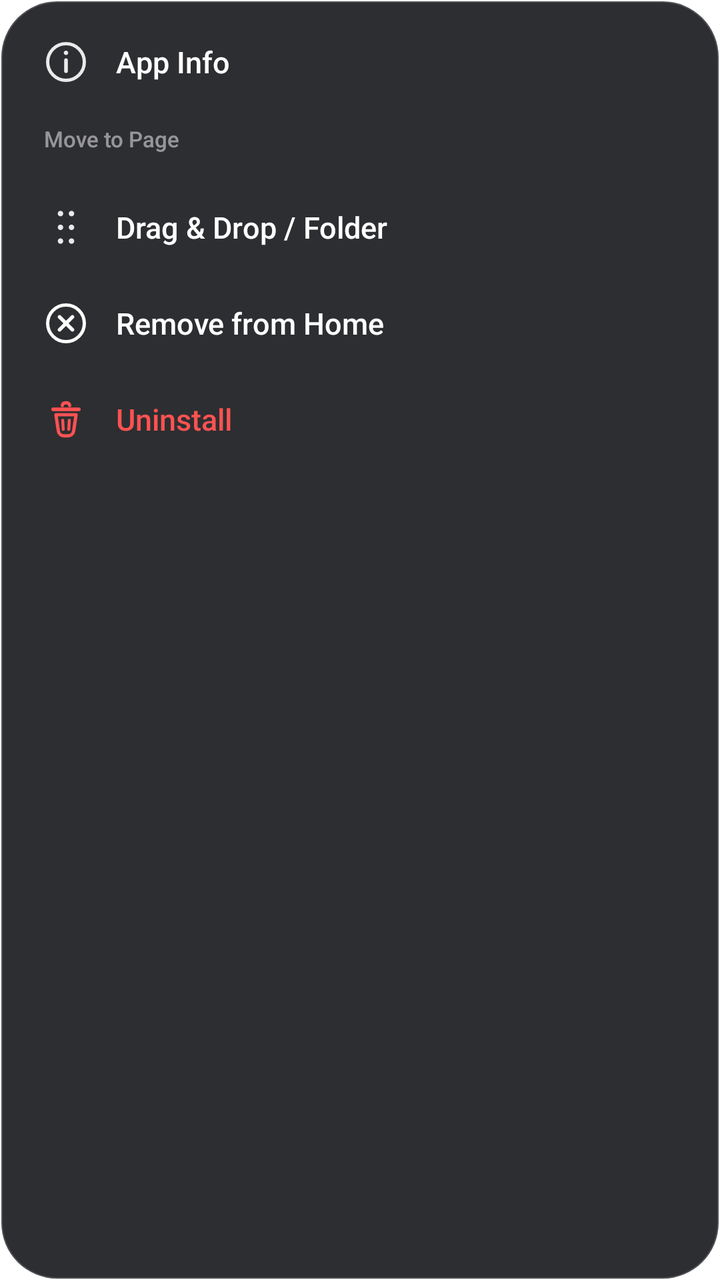
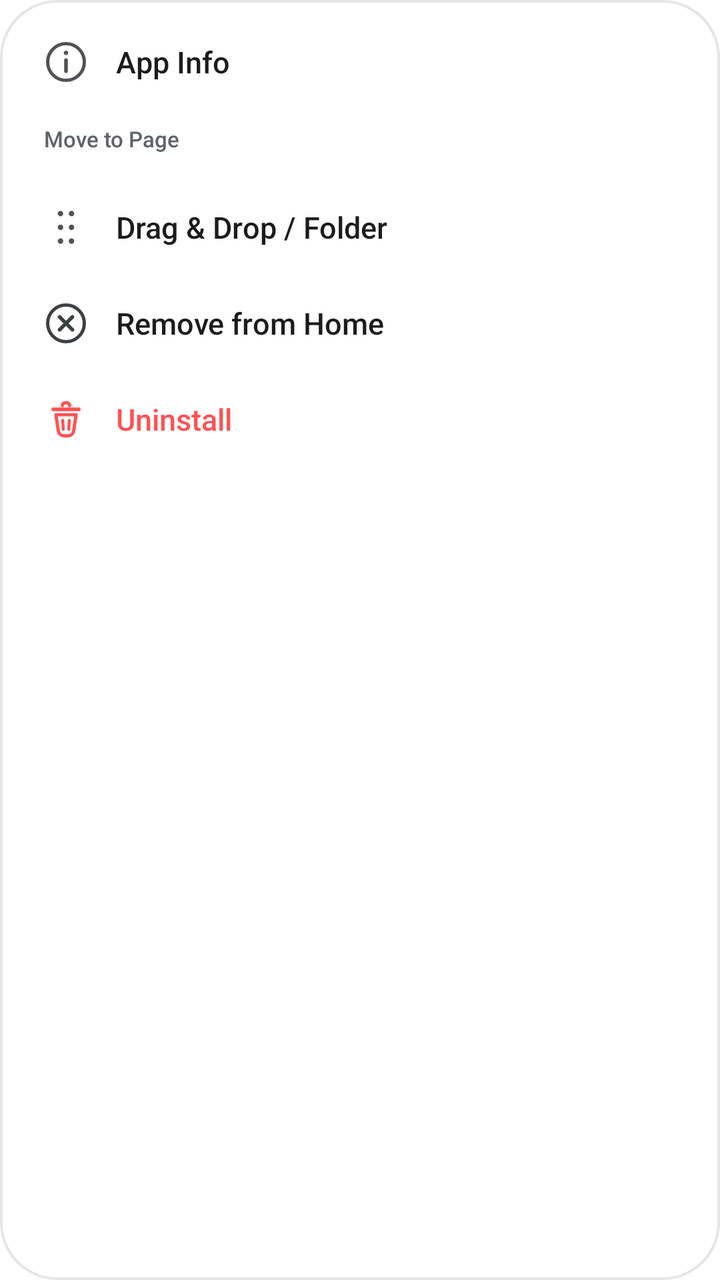

Before-and-after screenshots of an Android layout around one commit, followed by the original layout XML and the change that was made.
<!-- AndroidManifest.xml: application theme Theme.PixelLauncher -->
<!-- res/layout/popup_app_menu.xml -->
<?xml version="1.0" encoding="utf-8"?>
<LinearLayout xmlns:android="http://schemas.android.com/apk/res/android"
    android:id="@+id/popup_root"
    android:layout_width="236dp"
    android:layout_height="wrap_content"
    android:background="@drawable/popup_menu_bg"
    android:orientation="vertical"
    android:padding="8dp"
    android:elevation="20dp">

    
    <LinearLayout
        android:id="@+id/popup_item_info"
        android:layout_width="match_parent"
        android:layout_height="46dp"
        android:orientation="horizontal"
        android:gravity="center_vertical"
        android:paddingStart="14dp"
        android:paddingEnd="14dp"
        android:layout_marginBottom="2dp"
        android:background="@drawable/popup_item_bg"
        android:clickable="true"
        android:focusable="true">

        <ImageView
            android:layout_width="22dp"
            android:layout_height="22dp"
            android:src="@drawable/ic_info" />

        <TextView
            android:layout_width="wrap_content"
            android:layout_height="wrap_content"
            android:layout_marginStart="14dp"
            android:text="App Info"
            android:textColor="#FFFFFF"
            android:textSize="15sp"
            android:fontFamily="sans-serif-medium" />
    </LinearLayout>

    
    <LinearLayout
        android:id="@+id/popup_layout_move_pages"
        android:layout_width="match_parent"
        android:layout_height="wrap_content"
        android:orientation="vertical"
        android:paddingStart="14dp"
        android:paddingEnd="14dp"
        android:paddingTop="6dp"
        android:paddingBottom="6dp"
        android:layout_marginBottom="2dp">

        <TextView
            android:layout_width="wrap_content"
            android:layout_height="wrap_content"
            android:text="Move to Page"
            android:textColor="#80FFFFFF"
            android:textSize="11sp"
            android:fontFamily="sans-serif-medium"
            android:layout_marginBottom="6dp" />

        <HorizontalScrollView
            android:layout_width="match_parent"
            android:layout_height="wrap_content"
            android:scrollbars="none"
            android:overScrollMode="never">

            <LinearLayout
                android:id="@+id/popup_ll_page_chips"
                android:layout_width="wrap_content"
                android:layout_height="wrap_content"
                android:orientation="horizontal" />
        </HorizontalScrollView>
    </LinearLayout>

    
    <LinearLayout
        android:id="@+id/popup_item_drag"
        android:layout_width="match_parent"
        android:layout_height="46dp"
        android:orientation="horizontal"
        android:gravity="center_vertical"
        android:paddingStart="14dp"
        android:paddingEnd="14dp"
        android:layout_marginBottom="2dp"
        android:background="@drawable/popup_item_bg"
        android:clickable="true"
        android:focusable="true">

        <ImageView
            android:layout_width="22dp"
            android:layout_height="22dp"
            android:src="@drawable/ic_move" />

        <TextView
            android:layout_width="wrap_content"
            android:layout_height="wrap_content"
            android:layout_marginStart="14dp"
            android:text="Drag &amp; Drop / Folder"
            android:textColor="#FFFFFF"
            android:textSize="15sp"
            android:fontFamily="sans-serif-medium" />
    </LinearLayout>

    
    <LinearLayout
        android:id="@+id/popup_item_pin"
        android:layout_width="match_parent"
        android:layout_height="46dp"
        android:orientation="horizontal"
        android:gravity="center_vertical"
        android:paddingStart="14dp"
        android:paddingEnd="14dp"
        android:layout_marginBottom="2dp"
        android:background="@drawable/popup_item_bg"
        android:clickable="true"
        android:focusable="true">

        <ImageView
            android:id="@+id/popup_iv_pin_icon"
            android:layout_width="22dp"
            android:layout_height="22dp"
            android:src="@drawable/ic_remove" />

        <TextView
            android:id="@+id/popup_tv_pin_label"
            android:layout_width="wrap_content"
            android:layout_height="wrap_content"
            android:layout_marginStart="14dp"
            android:text="Remove from Home"
            android:textColor="#FFFFFF"
            android:textSize="15sp"
            android:fontFamily="sans-serif-medium" />
    </LinearLayout>

    
    <LinearLayout
        android:id="@+id/popup_item_uninstall"
        android:layout_width="match_parent"
        android:layout_height="46dp"
        android:orientation="horizontal"
        android:gravity="center_vertical"
        android:paddingStart="14dp"
        android:paddingEnd="14dp"
        android:background="@drawable/popup_item_bg"
        android:clickable="true"
        android:focusable="true">

        <ImageView
            android:layout_width="22dp"
            android:layout_height="22dp"
            android:src="@drawable/ic_uninstall" />

        <TextView
            android:layout_width="wrap_content"
            android:layout_height="wrap_content"
            android:layout_marginStart="14dp"
            android:text="Uninstall"
            android:textColor="#FF5252"
            android:textSize="15sp"
            android:fontFamily="sans-serif-medium" />
    </LinearLayout>
</LinearLayout>
<!-- resources referenced by this layout -->
<resources>
  <!-- drawable ic_info (drawable) -->
  <?xml version="1.0" encoding="utf-8"?>
  <vector xmlns:android="http://schemas.android.com/apk/res/android"
      android:width="24dp"
      android:height="24dp"
      android:viewportWidth="24"
      android:viewportHeight="24">
      
      <path
          android:strokeColor="#E6FFFFFF"
          android:strokeWidth="1.8"
          android:strokeLineCap="round"
          android:strokeLineJoin="round"
          android:pathData="M12,2 C6.48,2 2,6.48 2,12 C2,17.52 6.48,22 12,22 C17.52,22 22,17.52 22,12 C22,6.48 17.52,2 12,2 Z" />
      
      <path
          android:fillColor="#E6FFFFFF"
          android:pathData="M12,8.2 C12.66,8.2 13.2,7.66 13.2,7 C13.2,6.34 12.66,5.8 12,5.8 C11.34,5.8 10.8,6.34 10.8,7 C10.8,7.66 11.34,8.2 12,8.2 Z" />
      
      <path
          android:strokeColor="#E6FFFFFF"
          android:strokeWidth="2.0"
          android:strokeLineCap="round"
          android:pathData="M12,11 L12,17" />
  </vector>
  <!-- drawable ic_remove (drawable) -->
  <?xml version="1.0" encoding="utf-8"?>
  <vector xmlns:android="http://schemas.android.com/apk/res/android"
      android:width="24dp"
      android:height="24dp"
      android:viewportWidth="24"
      android:viewportHeight="24">
      
      <path
          android:strokeColor="#FFFFFFFF"
          android:strokeWidth="1.8"
          android:strokeLineCap="round"
          android:strokeLineJoin="round"
          android:pathData="M12,2 C6.48,2 2,6.48 2,12 C2,17.52 6.48,22 12,22 C17.52,22 22,17.52 22,12 C22,6.48 17.52,2 12,2 Z" />
      
      <path
          android:strokeColor="#FFFFFFFF"
          android:strokeWidth="2.0"
          android:strokeLineCap="round"
          android:pathData="M8.5,8.5 L15.5,15.5 M15.5,8.5 L8.5,15.5" />
  </vector>
  <!-- drawable popup_item_bg (drawable) -->
  <?xml version="1.0" encoding="utf-8"?>
  <ripple xmlns:android="http://schemas.android.com/apk/res/android"
      android:color="#26FFFFFF">
      <item android:id="@android:id/mask">
          <shape android:shape="rectangle">
              <corners android:radius="18dp" />
              <solid android:color="#FFFFFF" />
          </shape>
      </item>
  </ripple>
  <!-- drawable popup_menu_bg (drawable) -->
  <?xml version="1.0" encoding="utf-8"?>
  <shape xmlns:android="http://schemas.android.com/apk/res/android"
      android:shape="rectangle">
      <corners android:radius="28dp" />
      <solid android:color="#F0202125" />
      <stroke android:width="1.2dp" android:color="#2BFFFFFF" />
  </shape>
  <style name="Theme.PixelLauncher" parent="@android:style/Theme.DeviceDefault.NoActionBar">
          <item name="android:windowShowWallpaper">true</item>
          <item name="android:windowBackground">@android:color/transparent</item>
          <item name="android:windowTranslucentStatus">false</item>
          <item name="android:windowTranslucentNavigation">false</item>
          <item name="android:windowDrawsSystemBarBackgrounds">true</item>
          <item name="android:statusBarColor">@android:color/transparent</item>
          <item name="android:navigationBarColor">@android:color/transparent</item>
      </style>
  <!-- unchanged entries left out for length: 2 -->
</resources>

<!-- the commit's change to res/layout/popup_app_menu.xml (unified diff, before → after) -->
@@ -25,14 +25,15 @@
         <ImageView
             android:layout_width="22dp"
             android:layout_height="22dp"
-            android:src="@drawable/ic_info" />
+            android:src="@drawable/ic_info"
+            android:tint="@color/icon_on_surface" />
 
         <TextView
             android:layout_width="wrap_content"
             android:layout_height="wrap_content"
             android:layout_marginStart="14dp"
             android:text="App Info"
-            android:textColor="#FFFFFF"
+            android:textColor="@color/text_on_surface"
             android:textSize="15sp"
             android:fontFamily="sans-serif-medium" />
     </LinearLayout>
@@ -53,7 +54,7 @@
             android:layout_width="wrap_content"
             android:layout_height="wrap_content"
             android:text="Move to Page"
-            android:textColor="#80FFFFFF"
+            android:textColor="@color/text_on_surface_secondary"
             android:textSize="11sp"
             android:fontFamily="sans-serif-medium"
             android:layout_marginBottom="6dp" />
@@ -89,14 +90,15 @@
         <ImageView
             android:layout_width="22dp"
             android:layout_height="22dp"
-            android:src="@drawable/ic_move" />
+            android:src="@drawable/ic_move"
+            android:tint="@color/icon_on_surface" />
 
         <TextView
             android:layout_width="wrap_content"
             android:layout_height="wrap_content"
             android:layout_marginStart="14dp"
             android:text="Drag &amp; Drop / Folder"
-            android:textColor="#FFFFFF"
+            android:textColor="@color/text_on_surface"
             android:textSize="15sp"
             android:fontFamily="sans-serif-medium" />
     </LinearLayout>
@@ -119,7 +121,8 @@
             android:id="@+id/popup_iv_pin_icon"
             android:layout_width="22dp"
             android:layout_height="22dp"
-            android:src="@drawable/ic_remove" />
+            android:src="@drawable/ic_remove"
+            android:tint="@color/icon_on_surface" />
 
         <TextView
             android:id="@+id/popup_tv_pin_label"
@@ -127,7 +130,7 @@
             android:layout_height="wrap_content"
             android:layout_marginStart="14dp"
             android:text="Remove from Home"
-            android:textColor="#FFFFFF"
+            android:textColor="@color/text_on_surface"
             android:textSize="15sp"
             android:fontFamily="sans-serif-medium" />
     </LinearLayout>
@@ -148,7 +151,8 @@
         <ImageView
             android:layout_width="22dp"
             android:layout_height="22dp"
-            android:src="@drawable/ic_uninstall" />
+            android:src="@drawable/ic_uninstall"
+            android:tint="#FF5252" />
 
         <TextView
             android:layout_width="wrap_content"
<!-- resource entries referenced after the edit -->
@@ -1,5 +1,8 @@
 <!-- resources referenced by this layout -->
 <resources>
+  <color name="icon_on_surface">#FF3C4043</color>
+  <color name="text_on_surface">#FF1B1C1E</color>
+  <color name="text_on_surface_secondary">#FF5F6368</color>
   <!-- drawable ic_info (drawable) -->
   <?xml version="1.0" encoding="utf-8"?>
   <vector xmlns:android="http://schemas.android.com/apk/res/android"
@@ -49,7 +52,7 @@
   <!-- drawable popup_item_bg (drawable) -->
   <?xml version="1.0" encoding="utf-8"?>
   <ripple xmlns:android="http://schemas.android.com/apk/res/android"
-      android:color="#26FFFFFF">
+      android:color="@color/ripple_surface">
       <item android:id="@android:id/mask">
           <shape android:shape="rectangle">
               <corners android:radius="18dp" />
@@ -62,11 +65,14 @@
   <shape xmlns:android="http://schemas.android.com/apk/res/android"
       android:shape="rectangle">
       <corners android:radius="28dp" />
-      <solid android:color="#F0202125" />
-      <stroke android:width="1.2dp" android:color="#2BFFFFFF" />
+      <solid android:color="@color/surface_popup" />
+      <stroke android:width="1.2dp" android:color="@color/surface_popup_stroke" />
   </shape>
-  <style name="Theme.PixelLauncher" parent="@android:style/Theme.DeviceDefault.NoActionBar">
+  <style name="Theme.PixelLauncher" parent="@android:style/Theme.DeviceDefault.DayNight">
+          <item name="android:windowNoTitle">true</item>
+          <item name="android:windowActionBar">false</item>
           <item name="android:windowShowWallpaper">true</item>
+          <item name="android:windowIsTranslucent">true</item>
           <item name="android:windowBackground">@android:color/transparent</item>
           <item name="android:windowTranslucentStatus">false</item>
           <item name="android:windowTranslucentNavigation">false</item>
@@ -74,6 +80,9 @@
           <item name="android:statusBarColor">@android:color/transparent</item>
           <item name="android:navigationBarColor">@android:color/transparent</item>
       </style>
+  <color name="ripple_surface">#1F000000</color>
+  <color name="surface_popup">#F7FFFFFF</color>
+  <color name="surface_popup_stroke">#1A000000</color>
   <!-- unchanged entries left out for length: 2 -->
 </resources>
 
